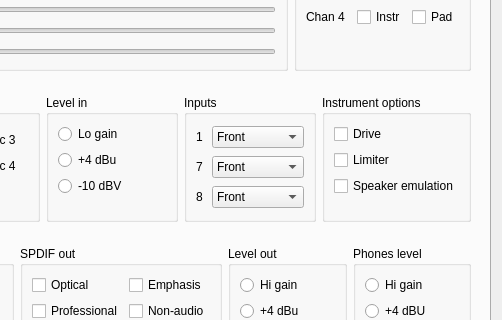
First picture: the form in libffado/support/mixer-qt4/ffado/mixer/rme.ui, repository adiknoth/ffado, before the edit; both pictures show x 135 to 637 and y 103 to 423 of the 637 by 781 pixel window.
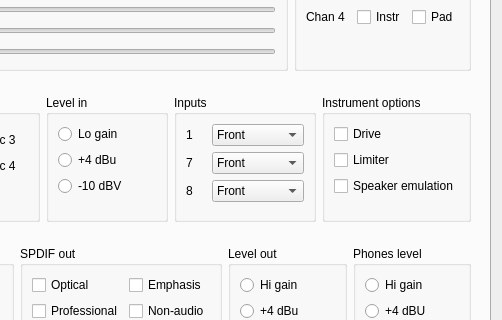
Second picture: the form after the edit.

Patch:
```diff
--- a/libffado/support/mixer-qt4/ffado/mixer/rme.ui
+++ b/libffado/support/mixer-qt4/ffado/mixer/rme.ui
@@ -331,15 +331,15 @@
                </property>
               </widget>
              </item>
-             <item row="2" column="0">
+             <item row="1" column="0">
               <widget class="QLabel" name="label_21">
                <property name="text">
                 <string>7</string>
                </property>
               </widget>
              </item>
-             <item row="2" column="1" colspan="3">
-              <widget class="QComboBox" name="comboBox_3">
+             <item row="1" column="1" colspan="3">
+              <widget class="QComboBox" name="ff800_ch7_src">
                <item>
                 <property name="text">
                  <string>Front</string>
@@ -357,15 +357,15 @@
                </item>
               </widget>
              </item>
-             <item row="3" column="0">
+             <item row="2" column="0">
               <widget class="QLabel" name="label_22">
                <property name="text">
                 <string>8</string>
                </property>
               </widget>
              </item>
-             <item row="3" column="1" colspan="3">
-              <widget class="QComboBox" name="comboBox_4">
+             <item row="2" column="1" colspan="3">
+              <widget class="QComboBox" name="ff800_ch8_src">
                <item>
                 <property name="text">
                  <string>Front</string>
@@ -402,6 +402,19 @@
                </item>
               </widget>
              </item>
+             <item row="3" column="0">
+              <spacer name="verticalSpacer_11a">
+               <property name="orientation">
+                <enum>Qt::Vertical</enum>
+               </property>
+               <property name="sizeHint" stdset="0">
+                <size>
+                 <width>20</width>
+                 <height>40</height>
+                </size>
+               </property>
+              </spacer>
+             </item>
             </layout>
            </widget>
           </item>
```
Left out of the diff: 8 changed lines with no effect on the pictures.
